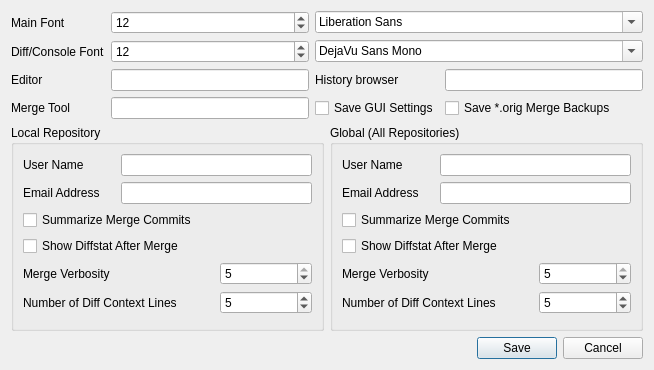
Qt form ui/options.ui (git-cola/git-cola) before a commit.
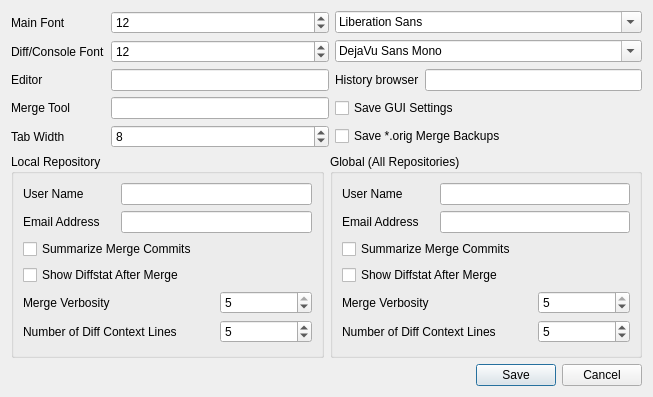
The same form after that commit.

Commit message:
options: add a cola.tabwidth configuration field
Users can now specify their own tab width in the options dialog.
The setting corresponds to the cola.tabwidth git configuration variable.

```diff
--- a/ui/options.ui
+++ b/ui/options.ui
@@ -8,8 +8,8 @@
    <rect>
     <x>0</x>
     <y>0</y>
-    <width>654</width>
-    <height>370</height>
+    <width>653</width>
+    <height>397</height>
    </rect>
   </property>
   <property name="windowTitle" >
@@ -115,20 +115,40 @@
        </property>
       </widget>
      </item>
-     <item row="3" column="2" >
-      <widget class="QCheckBox" name="global_cola_savewindowsettings" >
-       <property name="text" >
-        <string>Save GUI Settings</string>
-       </property>
-      </widget>
-     </item>
-     <item row="3" column="3" >
+     <item row="5" column="2" colspan="2" >
       <widget class="QCheckBox" name="global_merge_keepbackup" >
        <property name="text" >
         <string>Save *.orig Merge Backups</string>
        </property>
       </widget>
      </item>
+     <item row="3" column="2" colspan="2" >
+      <widget class="QCheckBox" name="global_cola_savewindowsettings" >
+       <property name="text" >
+        <string>Save GUI Settings</string>
+       </property>
+      </widget>
+     </item>
+     <item row="5" column="0" >
+      <widget class="QLabel" name="label_14" >
+       <property name="text" >
+        <string>Tab Width</string>
+       </property>
+      </widget>
+     </item>
+     <item row="5" column="1" >
+      <widget class="QSpinBox" name="global_cola_tabwidth" >
+       <property name="wrapping" >
+        <bool>true</bool>
+       </property>
+       <property name="maximum" >
+        <number>42</number>
+       </property>
+       <property name="value" >
+        <number>8</number>
+       </property>
+      </widget>
+     </item>
     </layout>
    </item>
    <item>
```
The commit also changes 3 other files.
